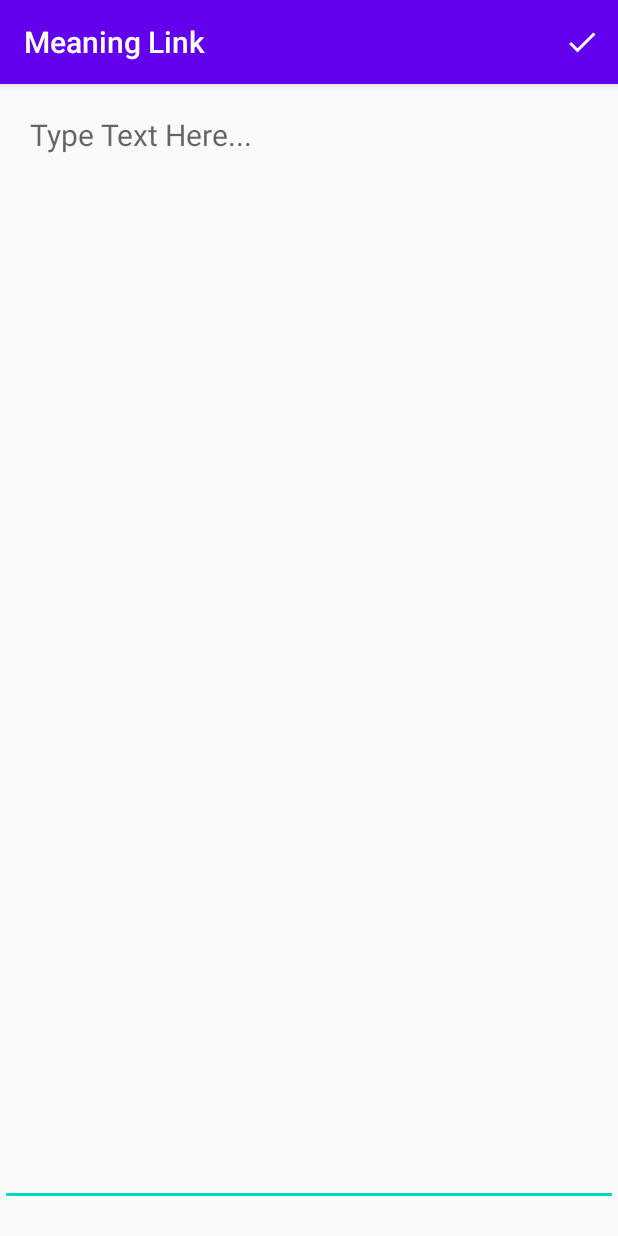
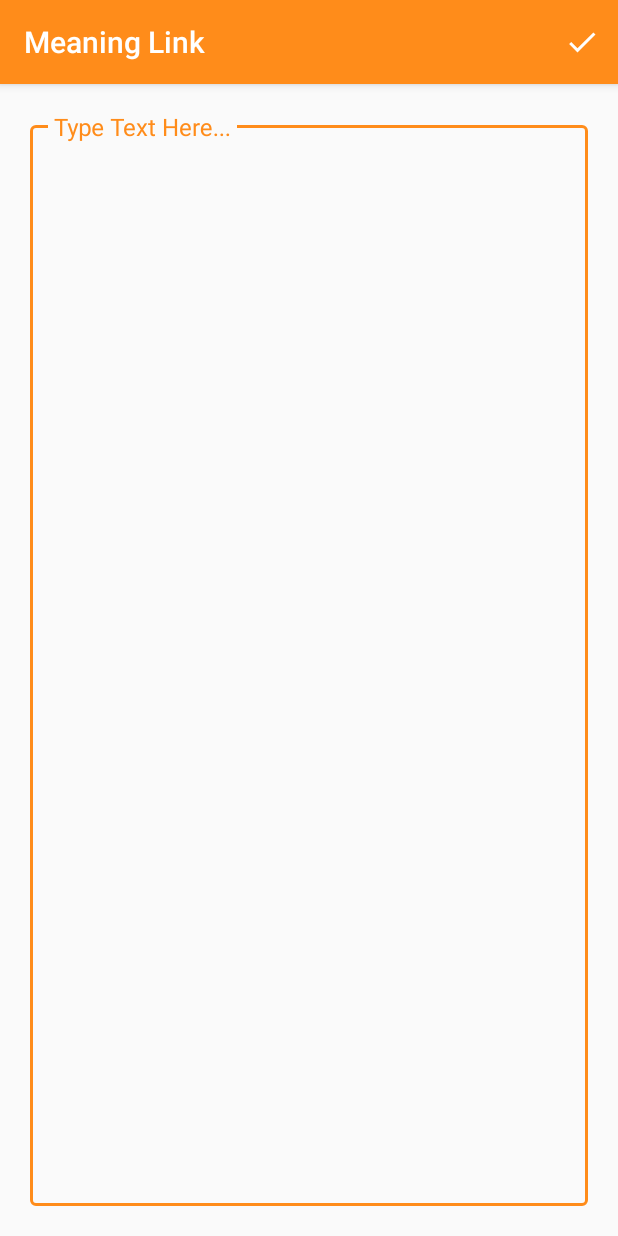
Before and after one commit to akshayrajeev/Meaning-Link, an Android app: the EditActivity screen opened directly, with no data from a screen before it, on a phone screen of 412 x 824 dp. Run offline under Robolectric (Android 15) with nearby library versions, the phone set to English and light mode, and no system bars.

Commit message:
Changed Color Scheme to Orange and Added CardView

```diff
--- a/app/src/main/java/com/meaninglink/PreviewAdapter.java
+++ b/app/src/main/java/com/meaninglink/PreviewAdapter.java
@@ -24,7 +24,7 @@ class PreviewAdapter extends RecyclerView.Adapter<PreviewAdapter.ViewHolder> {
         View itemView = LayoutInflater.from(parent.getContext())
                 .inflate(R.layout.row_layout, parent, false);
         int width = parent.getMeasuredWidth();
-        itemView.getLayoutParams().height = width/3;
+        itemView.getLayoutParams().height = width/2;
         return new ViewHolder(itemView);
     }
 
--- a/app/src/main/res/drawable/border.xml
+++ b/app/src/main/res/drawable/border.xml
@@ -3,7 +3,7 @@
     android:shape="rectangle">
 
     <stroke android:color="@android:color/black"
-        android:width="5dp"/>
+        android:width="1dp"/>
     <corners android:radius="@dimen/padding"/>
 
 </shape>
--- a/app/src/main/res/layout/activity_edit.xml
+++ b/app/src/main/res/layout/activity_edit.xml
@@ -5,24 +5,25 @@
     android:id="@+id/contraintLayout"
     android:layout_width="match_parent"
     android:layout_height="match_parent"
+    android:padding="@dimen/padding"
     tools:context=".EditActivity">
 
-    <EditText
-        android:id="@+id/activity_edit_et_input"
-        android:layout_width="match_parent"
-        android:layout_height="match_parent"
-        android:ems="10"
-        android:gravity="start"
-        android:paddingStart="@dimen/padding"
-        android:paddingEnd="@dimen/padding"
-        android:paddingTop="@dimen/padding"
-        android:layout_marginBottom="@dimen/padding"
-        android:hint="Type Text Here..."
-        android:inputType="textMultiLine"
-        android:textSize="@dimen/text_size"
+    <com.google.android.material.textfield.TextInputLayout
+        android:layout_width="0dp"
+        android:layout_height="0dp"
         app:layout_constraintBottom_toBottomOf="parent"
         app:layout_constraintEnd_toEndOf="parent"
         app:layout_constraintStart_toStartOf="parent"
-        app:layout_constraintTop_toTopOf="parent" />
+        app:layout_constraintTop_toTopOf="parent"
+        app:hintTextAppearance="@style/TextInputEditTextHint"
+        style="@style/TextInputEditTextBorder">
 
+        <com.google.android.material.textfield.TextInputEditText
+            android:id="@+id/activity_edit_et_input"
+            android:gravity="start"
+            android:textSize="@dimen/text_size"
+            android:layout_width="match_parent"
+            android:layout_height="match_parent"
+            android:hint="Type Text Here..." />
+    </com.google.android.material.textfield.TextInputLayout>
 </androidx.constraintlayout.widget.ConstraintLayout>
--- a/app/src/main/res/layout/content_main.xml
+++ b/app/src/main/res/layout/content_main.xml
@@ -9,6 +9,7 @@
         android:id="@+id/content_main_rv_preview"
         android:layout_width="match_parent"
         android:layout_height="match_parent"
+        android:background="#f2f2f2"
         app:layout_constraintBottom_toBottomOf="parent"
         app:layout_constraintEnd_toEndOf="parent"
         app:layout_constraintStart_toStartOf="parent"
--- a/app/src/main/res/values-large/dimens.xml
+++ b/app/src/main/res/values-large/dimens.xml
@@ -1,5 +1,7 @@
 <?xml version="1.0" encoding="utf-8"?>
 <resources>
     <dimen name="padding">30dp</dimen>
+    <dimen name="preview_padding">20dp</dimen>
     <dimen name="text_size">26sp</dimen>
+    <dimen name="hint_size">22sp</dimen>
 </resources>
--- a/app/src/main/res/values-normal/dimens.xml
+++ b/app/src/main/res/values-normal/dimens.xml
@@ -1,5 +1,7 @@
 <?xml version="1.0" encoding="utf-8"?>
 <resources>
     <dimen name="padding">20dp</dimen>
+    <dimen name="preview_padding">10dp</dimen>
     <dimen name="text_size">20sp</dimen>
+    <dimen name="hint_size">16sp</dimen>
 </resources>
--- a/app/src/main/res/values-small/dimens.xml
+++ b/app/src/main/res/values-small/dimens.xml
@@ -1,5 +1,7 @@
 <?xml version="1.0" encoding="utf-8"?>
 <resources>
     <dimen name="padding">10dp</dimen>
+    <dimen name="preview_padding">5dp</dimen>
     <dimen name="text_size">16sp</dimen>
+    <dimen name="hint_size">12sp</dimen>
 </resources>
--- a/app/src/main/res/values-xlarge/dimens.xml
+++ b/app/src/main/res/values-xlarge/dimens.xml
@@ -1,5 +1,7 @@
 <?xml version="1.0" encoding="utf-8"?>
 <resources>
     <dimen name="padding">40dp</dimen>
+    <dimen name="preview_padding">20dp</dimen>
     <dimen name="text_size">30sp</dimen>
+    <dimen name="hint_size">26sp</dimen>
 </resources>
--- a/app/src/main/res/values/colors.xml
+++ b/app/src/main/res/values/colors.xml
@@ -1,6 +1,6 @@
 <?xml version="1.0" encoding="utf-8"?>
 <resources>
-    <color name="colorPrimary">#6200EE</color>
-    <color name="colorPrimaryDark">#3700B3</color>
+    <color name="colorPrimary">#ff8c1a</color>
+    <color name="colorPrimaryDark">#ff8c1a</color>
     <color name="colorAccent">#03DAC5</color>
 </resources>
--- a/app/src/main/res/values/dimens.xml
+++ b/app/src/main/res/values/dimens.xml
@@ -1,6 +1,8 @@
 <?xml version="1.0" encoding="utf-8"?>
 <resources>
     <dimen name="padding">20dp</dimen>
+    <dimen name="preview_padding">10dp</dimen>
     <dimen name="text_size">20sp</dimen>
+    <dimen name="hint_size">16sp</dimen>
     <dimen name="fab_margin">16dp</dimen>
 </resources>
--- a/app/src/main/res/values/styles.xml
+++ b/app/src/main/res/values/styles.xml
@@ -17,4 +17,13 @@
 
     <style name="AppTheme.PopupOverlay" parent="ThemeOverlay.AppCompat.Light" />
 
+    <style name="TextInputEditTextHint">
+        <item name="android:textSize">@dimen/hint_size</item>
+        <item name="android:textColor">@color/colorPrimary</item>
+    </style>
+
+    <style name="TextInputEditTextBorder" parent="Widget.MaterialComponents.TextInputLayout.OutlinedBox">
+        <item name="boxStrokeColor">@color/colorPrimary</item>
+    </style>
+
 </resources>
```
Also changed, not shown: app/src/main/res/layout/row_layout.xml (+23 -7 lines).
